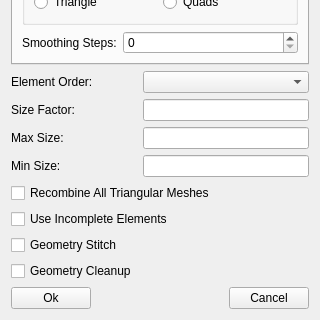
Ice-reverie/Tmsh, file FITK_Component/FITKGmshExeDriver/GUIGmshSettings.ui: the form before one commit; both pictures show x 0 to 320 and y 237 to 557 of the 320 by 557 pixel window.
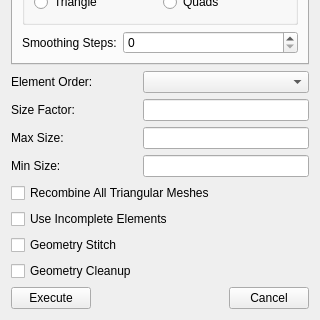
The form after the commit. Custom widgets are drawn as their Qt base class.

Diff of the .ui file:
```diff
--- a/FITK_Component/FITKGmshExeDriver/GUIGmshSettings.ui
+++ b/FITK_Component/FITKGmshExeDriver/GUIGmshSettings.ui
@@ -7,7 +7,7 @@
     <x>0</x>
     <y>0</y>
     <width>320</width>
-    <height>498</height>
+    <height>539</height>
    </rect>
   </property>
   <property name="windowTitle">
@@ -244,7 +244,7 @@
      <item>
       <widget class="QPushButton" name="pushButton_OK">
        <property name="text">
-        <string>Ok</string>
+        <string>Execute</string>
        </property>
       </widget>
      </item>
```
